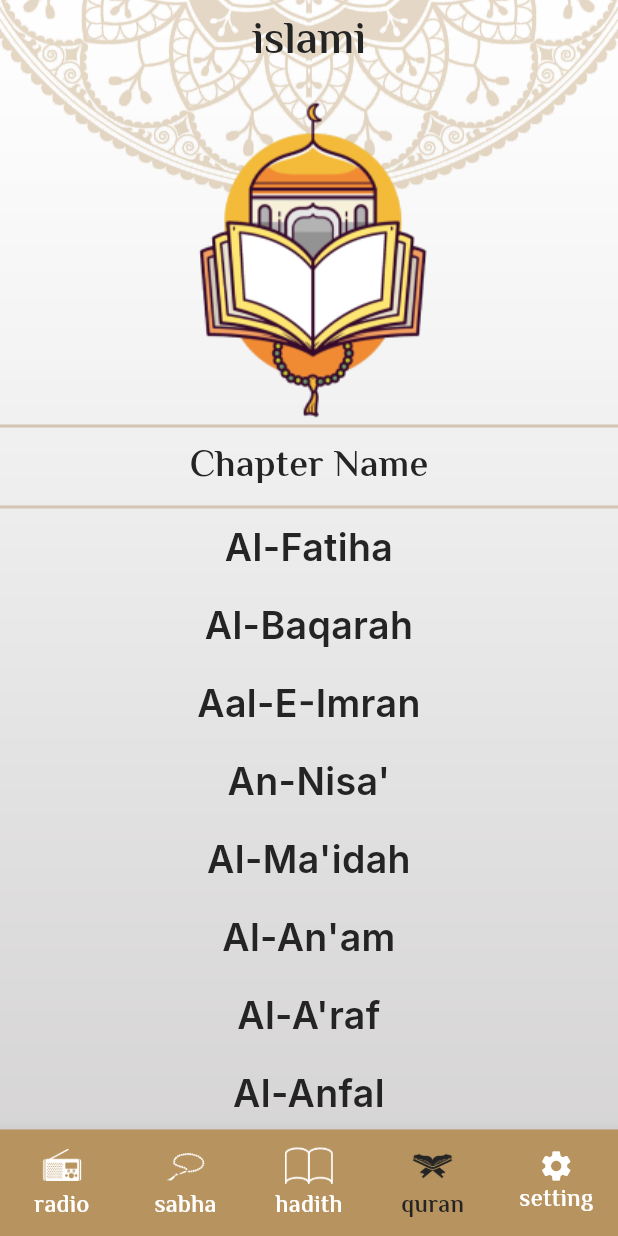
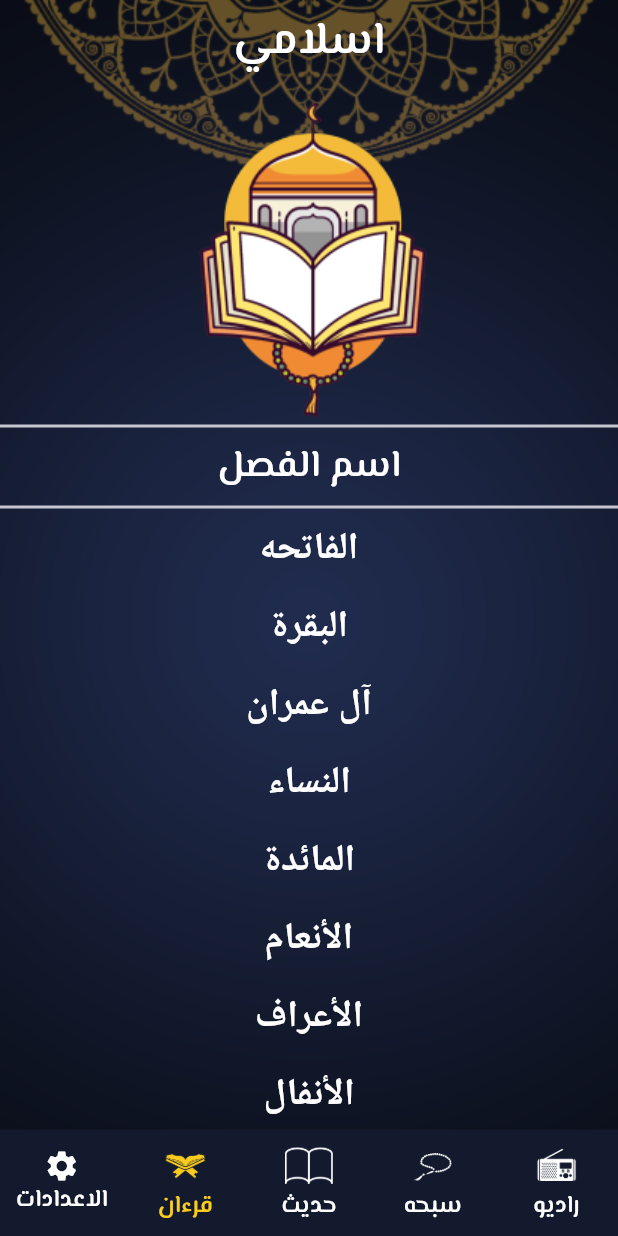
Before and after one commit to ali-hassan-ali32/islami, a Flutter app: the screen it shows after launch, item 4 of the bottom bar chosen, on a phone screen of 412 x 824 dp. Run offline on Flutter 3.47's test engine with Material 3 defaults, Android fonts, the phone set to English and light mode, and no system bars; generated files the repository leaves out were written again.

```diff
--- /dev/null
+++ b/l10n.yaml
@@ -0,0 +1,3 @@
+arb-dir: lib/l10n
+template-arb-file: app_en.arb
+output-localization-file: app_localizations.dart
--- /dev/null
+++ b/lib/core/functions/get_translation.dart
@@ -0,0 +1,6 @@
+import 'package:flutter/cupertino.dart';
+import 'package:flutter_gen/gen_l10n/app_localizations.dart';
+
+AppLocalizations getTranslation(BuildContext context) {
+  return AppLocalizations.of(context)!;
+}
--- a/lib/core/themes/app_themes.dart
+++ b/lib/core/themes/app_themes.dart
@@ -6,7 +6,7 @@ class AppTheme {
 
   static Color darkPrimaly = Color(0xff141A2E);
   static Color darkSecondary = Color(0xffFACC1D);
-  static const bool isDark = false;
+  static const bool isDark = true;
 
   static ThemeData light = ThemeData(
       textTheme: TextTheme(
@@ -124,6 +124,9 @@ class AppTheme {
       dividerColor: darkSecondary,
       elevatedButtonTheme: ElevatedButtonThemeData(
           style: ElevatedButton.styleFrom(
+              shape: RoundedRectangleBorder(
+                  borderRadius: BorderRadius.all(Radius.circular(25))),
+              minimumSize: const Size(137, 51),
               backgroundColor: darkSecondary, onPrimary: Colors.black)),
       colorScheme: ColorScheme.fromSeed(
           seedColor: darkPrimaly,
--- /dev/null
+++ b/lib/l10n/app_ar.arb
@@ -0,0 +1,13 @@
+{
+  "islami": "اسلامي",
+  "chapterName": "اسم الفصل",
+  "quran": "قرءان",
+  "hadith": "حديث",
+  "hadiths": "الاحاديث",
+  "radio": "راديو",
+  "sabha": "سبحه",
+  "setting": "الاعدادات",
+  "numberOfPraises": "عدد الدعوات",
+  "holyQuranRadio": "اذاعه القرءان الكريم",
+  "hadithNumber": "رقم الحديث"
+}
--- a/lib/main.dart
+++ b/lib/main.dart
@@ -1,8 +1,9 @@
 import 'package:flutter/material.dart';
+import 'package:flutter_gen/gen_l10n/app_localizations.dart';
 import 'package:islamic_app/core/themes/app_themes.dart';
 import 'package:islamic_app/modules/layout/hadeeth/screens/hadith_details.dart';
+import 'package:islamic_app/modules/layout/home/screens/layout_screen.dart';
 import 'package:islamic_app/modules/layout/quran/screen/Chapter_details.dart';
-import 'package:islamic_app/modules/layout/screens/layout_screen.dart';
 import 'package:islamic_app/modules/splash/screens/splash_screen.dart';
 
 void main() {
@@ -19,14 +20,17 @@ class MyApp extends StatelessWidget {
       debugShowCheckedModeBanner: false,
       theme: AppTheme.light,
       darkTheme: AppTheme.dark,
-      themeMode: ThemeMode.light,
+      themeMode: ThemeMode.dark,
       initialRoute: SplashScreen.routeName,
       routes: {
         SplashScreen.routeName: (_) => SplashScreen(),
-        LayoutScreen.routeName: (_) => LayoutScreen(),
+        HomeScreen.routeName: (_) => HomeScreen(),
         ChapterDetailsScreen.routeName: (_) => ChapterDetailsScreen(),
         HadithDetailsScreen.routeName: (_) => HadithDetailsScreen(),
       },
+      localizationsDelegates: AppLocalizations.localizationsDelegates,
+      supportedLocales: AppLocalizations.supportedLocales,
+      locale: Locale('ar'),
     );
   }
 }
--- a/lib/modules/layout/hadeeth/screens/hadith_details.dart
+++ b/lib/modules/layout/hadeeth/screens/hadith_details.dart
@@ -1,5 +1,6 @@
 import 'package:flutter/material.dart';
 import 'package:flutter/services.dart';
+import 'package:islamic_app/core/functions/get_translation.dart';
 import 'package:islamic_app/core/themes/app_themes.dart';
 import 'package:islamic_app/core/widgets/background_widget.dart';
 
@@ -27,7 +28,10 @@ class _HadithDetailsScreenState extends State<HadithDetailsScreen> {
         child: Scaffold(
       backgroundColor: Colors.transparent,
       appBar: AppBar(
-        title: Text('islamic'),
+        title: Text(
+          getTranslation(context).islami,
+          style: Theme.of(context).textTheme.titleLarge,
+        ),
       ),
       body: Card(
           child: hadith.isEmpty
--- a/lib/modules/layout/hadeeth/widgets/hadith_title.dart
+++ b/lib/modules/layout/hadeeth/widgets/hadith_title.dart
@@ -1,4 +1,5 @@
 import 'package:flutter/material.dart';
+import 'package:islamic_app/core/functions/get_translation.dart';
 import 'package:islamic_app/modules/layout/hadeeth/screens/hadith_details.dart';
 
 class HadithTitle extends StatelessWidget {
@@ -16,7 +17,7 @@ class HadithTitle extends StatelessWidget {
       child: Padding(
         padding: const EdgeInsets.all(8.0),
         child: Text(
-          'Hadith Number (${fileIndex + 1}).',
+          '${getTranslation(context).hadithNumber} (${fileIndex + 1})',
           textAlign: TextAlign.center,
           style: TextStyle(
             fontSize: 25,
--- a/lib/modules/layout/screens/layout_screen.dart
+++ b/lib/modules/layout/home/screens/layout_screen.dart
@@ -1,4 +1,5 @@
 import 'package:flutter/material.dart';
+import 'package:islamic_app/core/functions/get_translation.dart';
 import 'package:islamic_app/core/widgets/background_widget.dart';
 import 'package:islamic_app/modules/layout/hadeeth/screens/hadith_screen.dart';
 import 'package:islamic_app/modules/layout/quran/screen/quran_screen.dart';
@@ -6,16 +7,16 @@ import 'package:islamic_app/modules/layout/radio/screens/radio_screen.dart';
 import 'package:islamic_app/modules/layout/sabha/screens/sabha_screen.dart';
 import 'package:islamic_app/modules/layout/screens/setting.dart';
 
-class LayoutScreen extends StatefulWidget {
+class HomeScreen extends StatefulWidget {
   static final String routeName = 'LayoutScreen';
 
-  const LayoutScreen({super.key});
+  const HomeScreen({super.key});
 
   @override
-  State<LayoutScreen> createState() => _LayoutScreenState();
+  State<HomeScreen> createState() => _HomeScreenState();
 }
 
-class _LayoutScreenState extends State<LayoutScreen> {
+class _HomeScreenState extends State<HomeScreen> {
   int selectedIndex = 0;
   List<Widget> screens = [
     RadioScreen(),
@@ -32,7 +33,7 @@ class _LayoutScreenState extends State<LayoutScreen> {
       backgroundColor: Colors.transparent,
       appBar: AppBar(
         title: Text(
-          'islami',
+          getTranslation(context).islami,
           style: Theme.of(context).textTheme.titleLarge,
         ),
       ),
@@ -49,26 +50,28 @@ class _LayoutScreenState extends State<LayoutScreen> {
                 AssetImage('assets/icons/radio_blue.png'),
                 size: 32,
               ),
-              label: 'radio'),
+              label: getTranslation(context).radio),
           BottomNavigationBarItem(
               icon: ImageIcon(
                 AssetImage('assets/icons/sebha.png'),
                 size: 32,
               ),
-              label: 'sabha'),
+              label: getTranslation(context).sabha),
           BottomNavigationBarItem(
               icon: ImageIcon(
                 AssetImage('assets/icons/hades.png'),
                 size: 32,
               ),
-              label: 'hadith'),
+              label: getTranslation(context).hadith),
           BottomNavigationBarItem(
               icon: ImageIcon(
                 AssetImage('assets/icons/quran.png'),
                 size: 32,
               ),
-              label: 'quran'),
-          BottomNavigationBarItem(icon: Icon(Icons.settings), label: 'setting'),
+              label: getTranslation(context).quran),
+          BottomNavigationBarItem(
+              icon: Icon(Icons.settings),
+              label: getTranslation(context).setting),
         ],
       ),
       body: screens[selectedIndex],
--- a/lib/modules/layout/quran/screen/quran_screen.dart
+++ b/lib/modules/layout/quran/screen/quran_screen.dart
@@ -1,6 +1,6 @@
 import 'package:flutter/material.dart';
 import 'package:islamic_app/core/functions/get_image_path.dart';
-import 'package:islamic_app/core/themes/app_themes.dart';
+import 'package:islamic_app/core/functions/get_translation.dart';
 import 'package:islamic_app/modules/layout/quran/widgets/chapter_title.dart';
 
 class QuranScreen extends StatelessWidget {
@@ -358,6 +358,7 @@ class QuranScreen extends StatelessWidget {
 
   @override
   Widget build(BuildContext context) {
+    Locale selectedLocale = Localizations.localeOf(context);
     return Column(
       children: [
         Image.asset(getImagePath('quran_header_icn')),
@@ -367,8 +368,7 @@ class QuranScreen extends StatelessWidget {
         ),
         Padding(
           padding: const EdgeInsets.symmetric(vertical: 8.0),
-          child: Text(
-            'Chapter Name',
+          child: Text(getTranslation(context).chapterName,
               style: Theme.of(context).textTheme.bodyMedium),
         ),
         Divider(
@@ -380,7 +380,9 @@ class QuranScreen extends StatelessWidget {
               physics: BouncingScrollPhysics(),
               itemBuilder: (context, index) {
                 return ChapterTitle(
-                  text: englishQuranSurahs[index],
+                  text: selectedLocale.languageCode == 'en'
+                      ? englishQuranSurahs[index]
+                      : arabicAuranSuras[index],
                   index: index,
                 );
               },
--- a/lib/modules/layout/radio/screens/radio_screen.dart
+++ b/lib/modules/layout/radio/screens/radio_screen.dart
@@ -1,4 +1,5 @@
 import 'package:flutter/material.dart';
+import 'package:islamic_app/core/functions/get_translation.dart';
 import 'package:islamic_app/core/widgets/background_widget.dart';
 
 class RadioScreen extends StatefulWidget {
@@ -25,8 +26,7 @@ class _RadioScreenState extends State<RadioScreen> {
           ),
           Padding(
             padding: const EdgeInsets.only(top: 50),
-            child: Text(
-              'Holy Quran Radio',
+            child: Text(getTranslation(context).holyQuranRadio,
                 style: Theme.of(context).textTheme.bodyMedium),
           ),
           Padding(
--- a/lib/modules/layout/sabha/screens/sabha_screen.dart
+++ b/lib/modules/layout/sabha/screens/sabha_screen.dart
@@ -1,4 +1,5 @@
 import 'package:flutter/material.dart';
+import 'package:islamic_app/core/functions/get_translation.dart';
 import 'package:islamic_app/core/themes/app_themes.dart';
 
 class SabhaScreen extends StatefulWidget {
@@ -53,7 +54,7 @@ class _SabhaScreenState extends State<SabhaScreen> {
           ),
           Padding(
             padding: const EdgeInsets.only(bottom: 16, top: 25),
-            child: Text('Number of praises',
+            child: Text(getTranslation(context).numberOfPraises,
                 style: Theme.of(context).textTheme.bodyMedium),
           ),
           // SizedBox(height: 0,),
--- a/lib/modules/splash/screens/splash_screen.dart
+++ b/lib/modules/splash/screens/splash_screen.dart
@@ -1,7 +1,7 @@
 import 'dart:async';
 
 import 'package:flutter/material.dart';
-import 'package:islamic_app/modules/layout/screens/layout_screen.dart';
+import 'package:islamic_app/modules/layout/home/screens/layout_screen.dart';
 
 class SplashScreen extends StatefulWidget {
   static final String routeName = '/';
@@ -18,7 +18,7 @@ class _SplashScreenState extends State<SplashScreen> {
       Duration(seconds: 3),
       () {
         Navigator.pushNamedAndRemoveUntil(
-            context, LayoutScreen.routeName, (route) => false);
+            context, HomeScreen.routeName, (route) => false);
       },
     );
     super.initState();
```
Also changed, not shown: lib/l10n/app_en.arb (added, +13 -0 lines), lib/modules/layout/hadeeth/screens/hadith_screen.dart (+3 -5 lines), pubspec.yaml (+6 -1 lines), lib/generated/intl/messages_all.dart (added), lib/generated/intl/messages_en.dart (added), lib/generated/l10n.dart (added), pubspec.lock.
